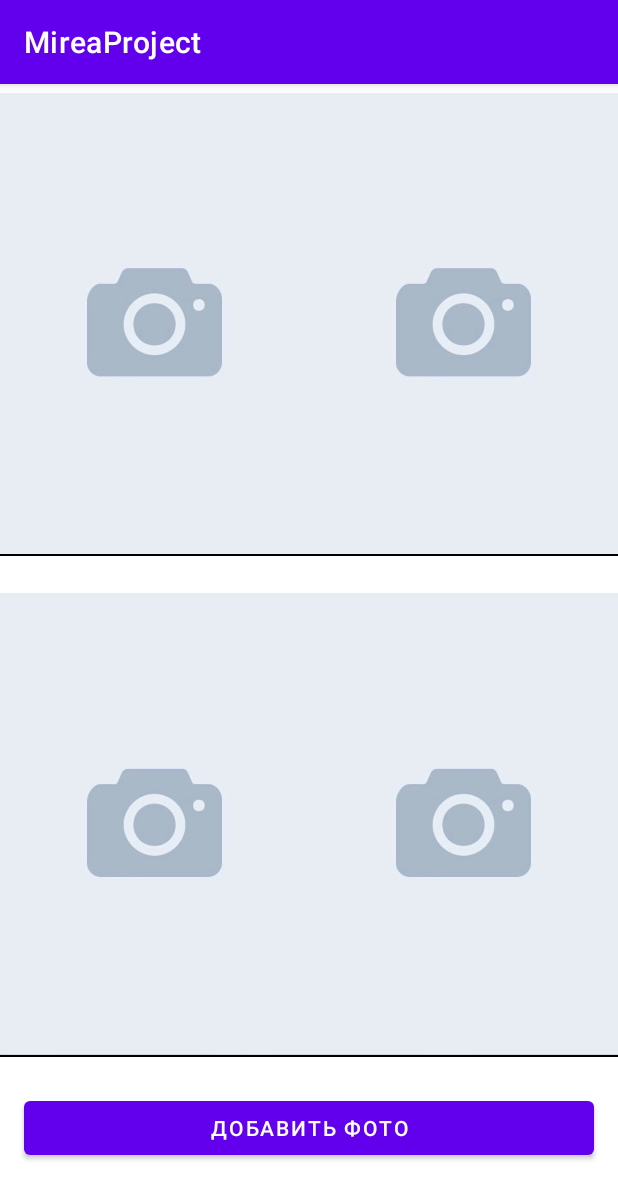
After one commit to souriss/MireaProject, an Android app: the fragment PhotoCollageFragment shown on its own in the app's theme, on a phone screen of 412 x 824 dp. The commit adds this screen. Shown: the top 1199 px of the screen. Run offline under Robolectric (Android 15) with nearby library versions, the phone set to English and light mode, and no system bars; pictures from the network do not load.

Commit message:
Lesson 5

```diff
--- a/app/src/main/java/ru/mirea/lednevadd/mireaproject/MainActivity.java
+++ b/app/src/main/java/ru/mirea/lednevadd/mireaproject/MainActivity.java
@@ -41,7 +41,7 @@ public class MainActivity extends AppCompatActivity {
         // Passing each menu ID as a set of Ids because each
         // menu should be considered as top level destinations.
         mAppBarConfiguration = new AppBarConfiguration.Builder(
-                R.id.nav_home, R.id.nav_gallery, R.id.nav_slideshow, R.id.nav_dataFragment, R.id.nav_webViewFragment, R.id.backgroundTaskFragment)
+                R.id.nav_home, R.id.nav_gallery, R.id.nav_slideshow, R.id.nav_dataFragment, R.id.nav_webViewFragment, R.id.backgroundTaskFragment, R.id.compassFragment, R.id.photoCollageFragment, R.id.audioRecordFragment)
                 .setOpenableLayout(drawer)
                 .build();
         NavController navController = Navigation.findNavController(this, R.id.nav_host_fragment_content_main);
@@ -62,4 +62,6 @@ public class MainActivity extends AppCompatActivity {
         return NavigationUI.navigateUp(navController, mAppBarConfiguration)
                 || super.onSupportNavigateUp();
     }
+
+
 }
--- /dev/null
+++ b/app/src/main/java/ru/mirea/lednevadd/mireaproject/PhotoCollageFragment.java
@@ -0,0 +1,133 @@
+package ru.mirea.lednevadd.mireaproject;
+
+import android.app.Activity;
+import android.content.Intent;
+import android.content.pm.PackageManager;
+import android.net.Uri;
+import android.os.Bundle;
+import android.os.Environment;
+import android.provider.MediaStore;
+import android.util.Log;
+import android.view.LayoutInflater;
+import android.view.View;
+import android.view.ViewGroup;
+import android.widget.Button;
+import android.widget.ImageView;
+import androidx.activity.result.ActivityResult;
+import androidx.activity.result.ActivityResultCallback;
+import androidx.activity.result.ActivityResultLauncher;
+import androidx.activity.result.contract.ActivityResultContracts;
+import androidx.annotation.NonNull;
+import androidx.annotation.Nullable;
+import androidx.core.content.ContextCompat;
+import androidx.core.content.FileProvider;
+import androidx.fragment.app.Fragment;
+import java.io.File;
+import java.io.IOException;
+import java.text.SimpleDateFormat;
+import java.util.ArrayList;
+import java.util.Date;
+import java.util.List;
+import java.util.Locale;
+
+public class PhotoCollageFragment extends Fragment {
+
+    private static final int REQUEST_CODE_PERMISSION = 200;
+    private boolean is_permissions_granted = false;
+    private List<Uri> imageUris = new ArrayList<>();
+    private ActivityResultLauncher<Intent> cameraActivityResultLauncher;
+    private Uri imageUri;
+    private ImageView[] imageViews = new ImageView[4];
+
+    @Nullable
+    @Override
+    public View onCreateView(@NonNull LayoutInflater inflater, @Nullable ViewGroup container, @Nullable Bundle savedInstanceState) {
+        View view = inflater.inflate(R.layout.fragment_photo_collage, container, false);
+
+        imageViews[0] = view.findViewById(R.id.imageView1);
+        imageViews[1] = view.findViewById(R.id.imageView2);
+        imageViews[2] = view.findViewById(R.id.imageView3);
+        imageViews[3] = view.findViewById(R.id.imageView4);
+
+        Button buttonAddPhoto = view.findViewById(R.id.buttonAddPhoto);
+        buttonAddPhoto.setOnClickListener(new View.OnClickListener() {
+            @Override
+            public void onClick(View v) {
+                OnUpdatePhoto(v);
+            }
+        });
+
+        cameraActivityResultLauncher = registerForActivityResult(new ActivityResultContracts.StartActivityForResult(), new ActivityResultCallback<ActivityResult>() {
+            @Override
+            public void onActivityResult(ActivityResult result) {
+                if (result.getResultCode() != Activity.RESULT_OK)
+                    return;
+
+                imageUris.add(imageUri);
+                for (int i = 0; i < imageUris.size(); i++) {
+                    if (i < imageViews.length) {
+                        imageViews[i].setImageURI(imageUris.get(i));
+                    }
+                }
+            }
+        });
+
+        return view;
+    }
+
+    @Override
+    public void onViewCreated(@NonNull View view, @Nullable Bundle savedInstanceState) {
+        super.onViewCreated(view, savedInstanceState);
+        permissions_request();
+    }
+
+    private void permissions_request() {
+        final boolean storage_permission = PackageManager.PERMISSION_GRANTED == ContextCompat.checkSelfPermission(requireContext(), android.Manifest.permission.WRITE_EXTERNAL_STORAGE);
+        final boolean camera_permission = PackageManager.PERMISSION_GRANTED == ContextCompat.checkSelfPermission(requireContext(), android.Manifest.permission.CAMERA);
+
+        if (storage_permission && camera_permission) {
+            is_permissions_granted = true;
+        } else {
+            is_permissions_granted = false;
+            requestPermissions(new String[]{android.Manifest.permission.CAMERA, android.Manifest.permission.WRITE_EXTERNAL_STORAGE}, REQUEST_CODE_PERMISSION);
+        }
+    }
+
+    @Override
+    public void onRequestPermissionsResult(int requestCode, @NonNull String[] permissions, @NonNull int[] grantResults) {
+        super.onRequestPermissionsResult(requestCode, permissions, grantResults);
+        if (requestCode == REQUEST_CODE_PERMISSION) {
+            if (grantResults.length > 0 && grantResults[0] == PackageManager.PERMISSION_GRANTED) {
+                is_permissions_granted = true;
+            } else {
+                is_permissions_granted = false;
+            }
+        }
+    }
+
+    public void OnUpdatePhoto(View v) {
+        if (!is_permissions_granted) {
+            permissions_request();
+            return;
+        }
+
+        try {
+            File file = createImageFile();
+            String authorities = "ru.mirea.lednevadd.mireaproject.fileprovider";
+            imageUri = FileProvider.getUriForFile(requireContext(), authorities, file);
+
+            Intent cameraIntent = new Intent(MediaStore.ACTION_IMAGE_CAPTURE);
+            cameraIntent.putExtra(MediaStore.EXTRA_OUTPUT, imageUri);
+            cameraActivityResultLauncher.launch(cameraIntent);
+        } catch (IOException e) {
+            Log.d("", e.toString());
+        }
+    }
+
+    private File createImageFile() throws IOException {
+        String timeStamp = new SimpleDateFormat("yyyy_MM_dd____HH_mm_ss", Locale.ENGLISH).format(new Date());
+        String imageFileName = "IMAGE_" + timeStamp + "_";
+        File storageDirectory = requireContext().getExternalFilesDir(Environment.DIRECTORY_PICTURES);
+        return File.createTempFile(imageFileName, ".jpg", storageDirectory);
+    }
+}
--- /dev/null
+++ b/app/src/main/res/layout/fragment_photo_collage.xml
@@ -0,0 +1,79 @@
+<?xml version="1.0" encoding="utf-8"?>
+<FrameLayout xmlns:android="http://schemas.android.com/apk/res/android"
+    xmlns:app="http://schemas.android.com/apk/res-auto"
+    xmlns:tools="http://schemas.android.com/tools"
+    android:layout_width="match_parent"
+    android:layout_height="match_parent"
+    tools:context=".PhotoCollageFragment">
+
+    <LinearLayout
+        android:layout_width="match_parent"
+        android:layout_height="match_parent"
+        android:orientation="vertical">
+
+        <LinearLayout
+            android:layout_width="match_parent"
+            android:layout_height="433dp"
+            android:layout_weight="1"
+            android:orientation="horizontal">
+
+            <ImageView
+                android:id="@+id/imageView4"
+                android:layout_width="0dp"
+                android:layout_height="match_parent"
+                android:layout_weight="1"
+                android:scaleType="fitCenter"
+                android:src="@drawable/placeholder_image" />
+
+            <ImageView
+                android:id="@+id/imageView3"
+                android:layout_width="0dp"
+                android:layout_height="match_parent"
+                android:layout_weight="1"
+                android:scaleType="fitCenter"
+                android:src="@drawable/placeholder_image" />
+
+        </LinearLayout>
+
+        <LinearLayout
+            android:layout_width="match_parent"
+            android:layout_height="460dp"
+            android:layout_weight="1"
+            android:orientation="horizontal">
+
+            <ImageView
+                android:id="@+id/imageView1"
+                android:layout_width="0dp"
+                android:layout_height="match_parent"
+                android:layout_weight="1"
+                android:scaleType="fitCenter"
+                android:src="@drawable/placeholder_image" />
+
+            <ImageView
+                android:id="@+id/imageView2"
+                android:layout_width="0dp"
+                android:layout_height="match_parent"
+                android:layout_weight="1"
+                android:scaleType="fitCenter"
+                android:src="@drawable/placeholder_image" />
+
+        </LinearLayout>
+
+        <LinearLayout
+            android:layout_width="match_parent"
+            android:layout_height="214dp"
+            android:layout_weight="1"
+            android:orientation="horizontal">
+
+            <Button
+                android:id="@+id/buttonAddPhoto"
+                android:layout_width="wrap_content"
+                android:layout_height="wrap_content"
+                android:layout_gravity="bottom|end"
+                android:layout_margin="16dp"
+                android:layout_weight="1"
+                android:text="Добавить фото" />
+        </LinearLayout>
+    </LinearLayout>
+
+</FrameLayout>
--- /dev/null
+++ b/app/src/main/res/xml/paths.xml
@@ -0,0 +1,4 @@
+<?xml version="1.0" encoding="utf-8"?>
+<paths>
+    <external-files-path name="images" path="Pictures" />
+</paths>
```
Also changed, not shown: app/src/main/AndroidManifest.xml (+22 -0 lines), app/src/main/java/ru/mirea/lednevadd/mireaproject/AudioRecordFragment.java (added, +138 -0 lines), app/src/main/java/ru/mirea/lednevadd/mireaproject/CompassFragment.java (added, +78 -0 lines), app/src/main/res/layout/fragment_audio_record.xml (added, +35 -0 lines), app/src/main/res/layout/fragment_compass.xml (added, +16 -0 lines), app/src/main/res/menu/activity_main_drawer.xml (+12 -0 lines), app/src/main/res/navigation/mobile_navigation.xml (+15 -0 lines), app/src/main/res/drawable/placeholder_image.jpg (added).
